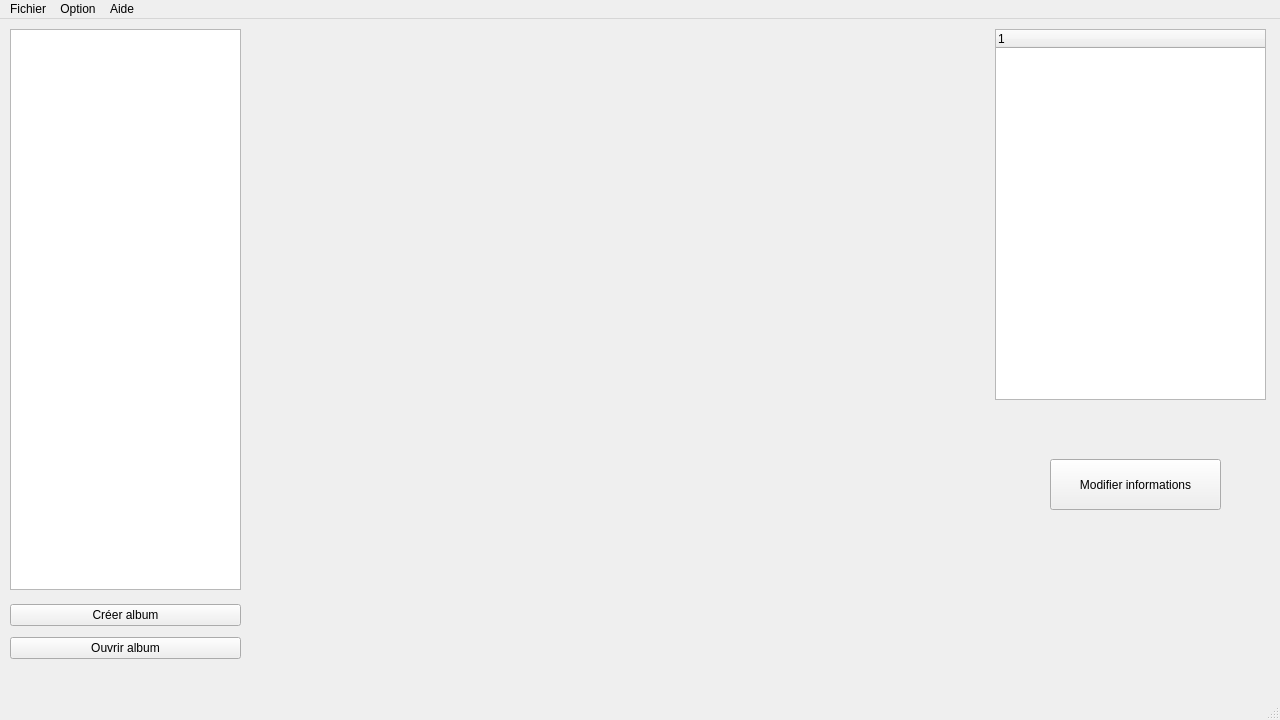
BlackFox3000/M1-IHM-Project, file projet/mainwindow.ui: the form before one commit.
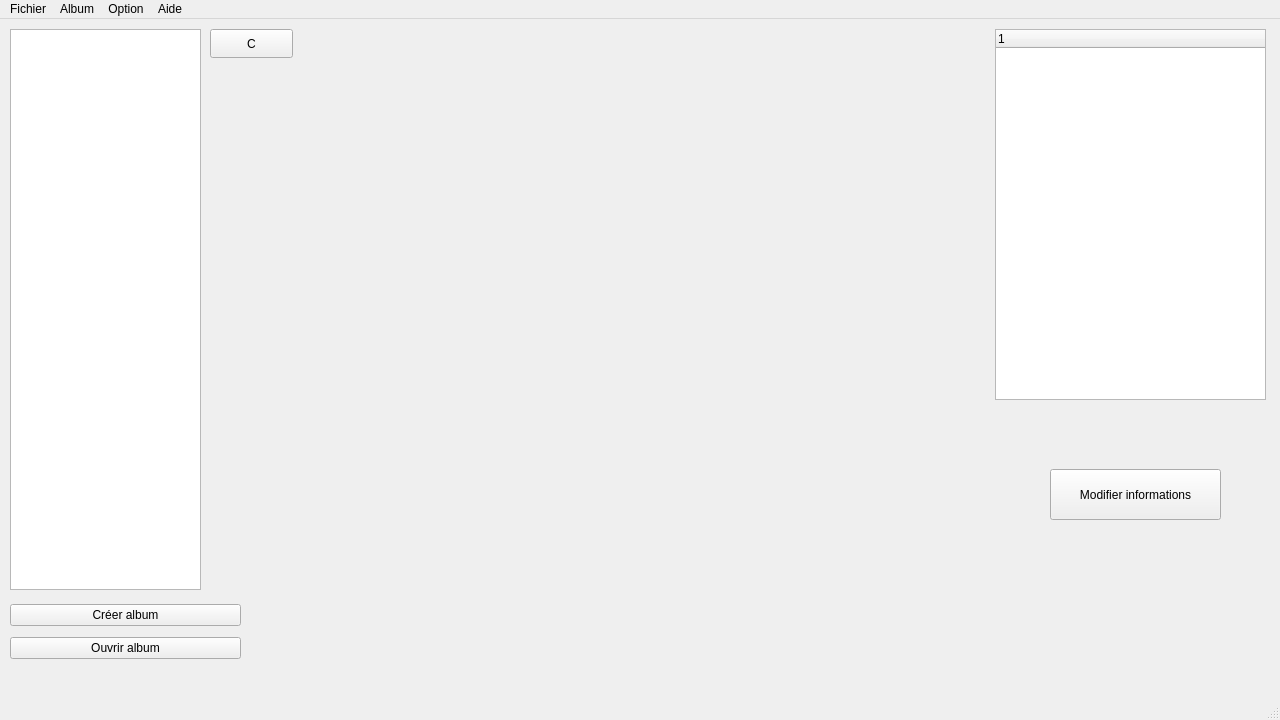
The form after the commit.

Commit message: commit : -windowFiles -editionImage -creationAlbum -resizeWindow -modifinformation -ouvrirAlbum

The edit to the form file:
```diff
--- a/projet/mainwindow.ui
+++ b/projet/mainwindow.ui
@@ -19,7 +19,7 @@
      <rect>
       <x>10</x>
       <y>10</y>
-      <width>231</width>
+      <width>191</width>
       <height>561</height>
      </rect>
     </property>
@@ -39,11 +39,24 @@
      </property>
     </column>
    </widget>
+   <widget class="QPushButton" name="background">
+    <property name="geometry">
+     <rect>
+      <x>210</x>
+      <y>10</y>
+      <width>83</width>
+      <height>29</height>
+     </rect>
+    </property>
+    <property name="text">
+     <string>C</string>
+    </property>
+   </widget>
    <widget class="QPushButton" name="button_modif_infos">
     <property name="geometry">
      <rect>
       <x>1050</x>
-      <y>440</y>
+      <y>450</y>
       <width>171</width>
       <height>51</height>
      </rect>
@@ -52,7 +65,7 @@
      <string>Modifier informations</string>
     </property>
    </widget>
-   <widget class="QWidget" name="">
+   <widget class="QWidget" name="layoutWidget">
     <property name="geometry">
      <rect>
       <x>10</x>
@@ -123,8 +136,17 @@
     <property name="title">
      <string>Aide</string>
     </property>
+    <addaction name="action"/>
+   </widget>
+   <widget class="QMenu" name="menuAlbum">
+    <property name="title">
+     <string>Album</string>
+    </property>
+    <addaction name="actionOuvrir_un_album"/>
+    <addaction name="actionCr_er_un_album"/>
    </widget>
    <addaction name="menuFichier"/>
+   <addaction name="menuAlbum"/>
    <addaction name="menuOption"/>
    <addaction name="menuAide"/>
   </widget>
```
Left out of the diff: 50 changed lines with no effect on the pictures. The commit also changes 59 other files.
